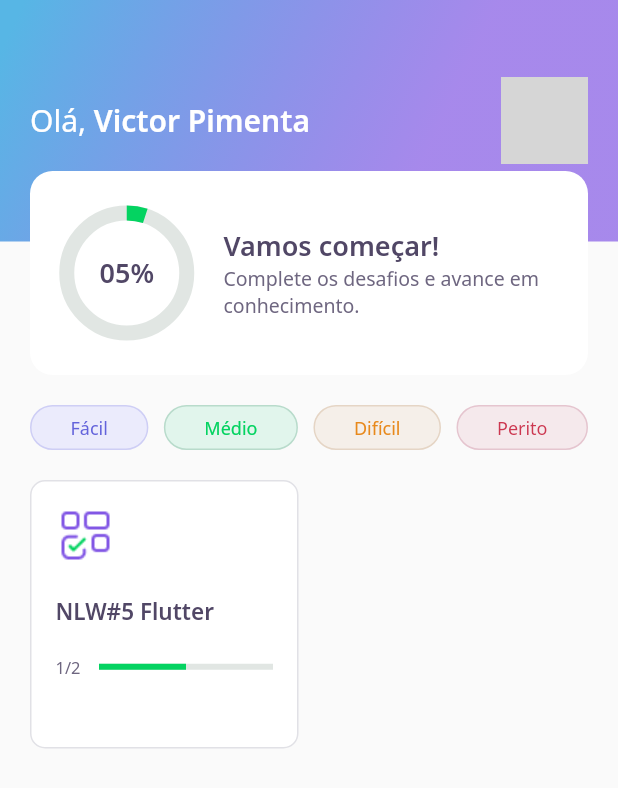
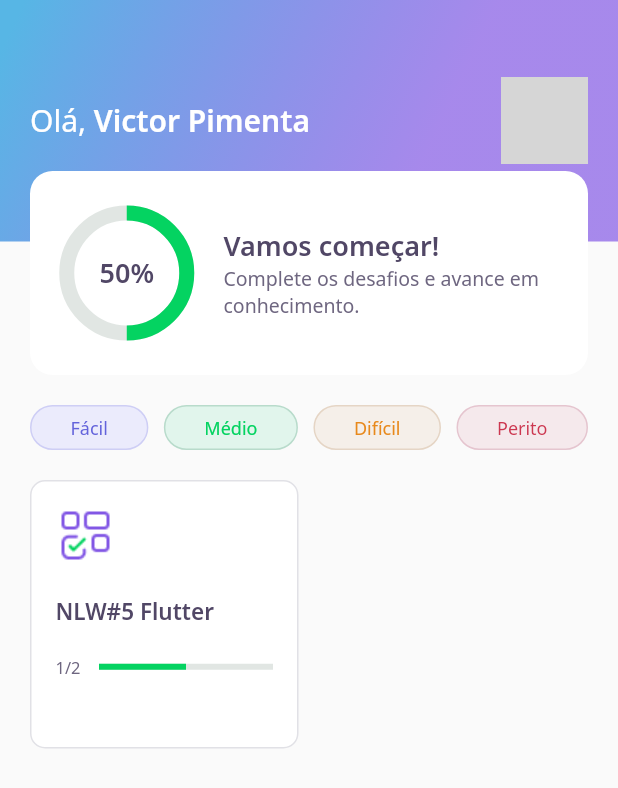
Before and after one commit to VictorPimentaTI/NLW5-DevQuiz, a Flutter app: the screen it shows after launch, on a phone screen of 412 x 824 dp. Shown: the top 788 px of the screen. Run offline on Flutter 3.47's test engine with Material 2 defaults, Android fonts, the phone set to English and light mode, and no system bars; our stand-ins replace google_fonts, share_plus; accounts and stored records are empty; network calls fail; grey boxes are pictures that could not be loaded.

Commit message:
Final da aula 05

```diff
--- a/lib/home/widget/appbar/app_bar_widget.dart
+++ b/lib/home/widget/appbar/app_bar_widget.dart
@@ -46,7 +46,9 @@ class AppBarWidget extends PreferredSize {
           ),
           Align(
             alignment: Alignment(0.0, 1.0),
-            child: ScoreCardWidget()
+            child: ScoreCardWidget(
+              percent: user.score/100,
+            )
           )
         ],
       )
--- a/lib/home/widget/chart/chart_widget.dart
+++ b/lib/home/widget/chart/chart_widget.dart
@@ -2,15 +2,45 @@ import 'package:DevQuiz/core/app_colors.dart';
 import 'package:DevQuiz/core/core.dart';
 import 'package:flutter/material.dart';
 
-class ChartWidget extends StatelessWidget {
-  const ChartWidget({Key? key}): super(key:key);
+class ChartWidget extends StatefulWidget {
+  final double percent;
+  const ChartWidget({Key? key, required this.percent}): super(key:key);
+
+  @override
+  _ChartWidgetState createState() => _ChartWidgetState();
+}
+
+class _ChartWidgetState extends State<ChartWidget>
+  with SingleTickerProviderStateMixin {
+
+  late AnimationController _controller;
+  late Animation<double> _animation;
+
+  void _initAnimation() {
+    _controller =
+      AnimationController(
+        vsync: this,
+        duration: Duration(seconds: 2)
+      );
+    _animation = Tween<double>(begin: 0.0, end: widget.percent).animate(_controller);
+    _controller.forward();
+  }
+
+  @override
+    void initState() {
+      _initAnimation();
+      super.initState();
+    }
 
   @override
   Widget build(BuildContext context) {
     return Container(
       height: 80,
       width: 80,
-      child: Stack(
+      child: AnimatedBuilder(
+        animation: _animation,
+        builder: (context, _) =>
+        Stack(
         children: [
           Center(
             child: Container(
@@ -18,21 +48,21 @@ class ChartWidget extends StatelessWidget {
               width: 80,
               child: CircularProgressIndicator(
                 strokeWidth: 10,
-                value: .05,
+                value: _animation.value,
                 backgroundColor: AppColors.chartSecondary,
                 valueColor: AlwaysStoppedAnimation<Color>(AppColors.chartPrimary),
               ),
             ),
           ),
-
           Center(
             child: Text(
-              "05%",
+              "${(_animation.value * 100).toInt()}%",
               style: AppTextStyles.heading,
             ),
           )
         ],
       ),
+      )
     );
   }
 }
--- a/lib/home/widget/score_card/score_card_widget.dart
+++ b/lib/home/widget/score_card/score_card_widget.dart
@@ -3,7 +3,8 @@ import 'package:DevQuiz/home/widget/chart/chart_widget.dart';
 import 'package:flutter/material.dart';
 
 class ScoreCardWidget extends StatelessWidget {
-  const ScoreCardWidget({Key? key}): super(key:key);
+  final double percent;
+  const ScoreCardWidget({Key? key, required this.percent}): super(key:key);
 
   @override
   Widget build(BuildContext context) {
@@ -22,7 +23,9 @@ class ScoreCardWidget extends StatelessWidget {
             children: [
               Expanded(
                 flex: 1,
-                child: ChartWidget()
+                child: ChartWidget(
+                  percent: percent,
+                )
               ),
               Expanded(
                 flex: 3,
--- a/lib/result/result_page.dart
+++ b/lib/result/result_page.dart
@@ -3,6 +3,7 @@ import 'package:DevQuiz/core/app_images.dart';
 import 'package:DevQuiz/core/app_text_styles.dart';
 import 'package:DevQuiz/home/home_page.dart';
 import 'package:flutter/material.dart';
+import 'package:share_plus/share_plus.dart';
 
 class ResultPage extends StatelessWidget {
   final String title;
@@ -54,7 +55,9 @@ class ResultPage extends StatelessWidget {
                   Expanded(
                     child: Padding(
                       padding: const EdgeInsets.symmetric(horizontal: 68),
-                      child: NextButtonWidget.purple(label: "Compartilhar", onTap: () {}),
+                      child: NextButtonWidget.purple(label: "Compartilhar", onTap: () {
+                        Share.share('DevQuiz NLW#5 - Flutter: Resultadao do Quiz: $title\nObtive: ${result/length}% de aproveitamento!');
+                      }),
                   )),
                 ],
               ),
--- a/pubspec.yaml
+++ b/pubspec.yaml
@@ -10,6 +10,7 @@ dependencies:
     sdk: flutter
   cupertino_icons: ^1.0.2
   google_fonts: ^2.0.0
+  share_plus: ^2.0.1
 
 dev_dependencies:
   flutter_test:
```
Also changed, not shown: pubspec.lock.
